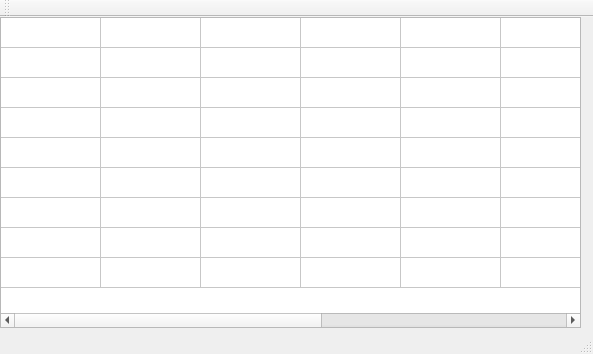
This is mainwindow.ui in JohnSitarski/QT-Sudoku as Qt 5 draws it before an edit. The edited form follows.
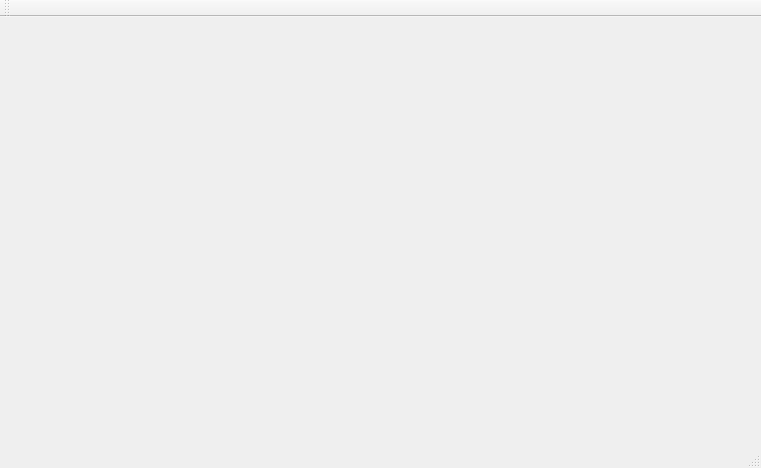
This is the edited form.

The edit to the form file:
```diff
--- a/mainwindow.ui
+++ b/mainwindow.ui
@@ -6,56 +6,37 @@
    <rect>
     <x>0</x>
     <y>0</y>
-    <width>593</width>
-    <height>354</height>
+    <width>761</width>
+    <height>468</height>
    </rect>
   </property>
   <property name="windowTitle">
    <string>MainWindow</string>
   </property>
   <widget class="QWidget" name="centralWidget">
-   <widget class="QTableWidget" name="tableWidget">
+   <widget class="QWidget" name="gridLayoutWidget">
     <property name="geometry">
      <rect>
       <x>0</x>
       <y>0</y>
-      <width>581</width>
-      <height>311</height>
+      <width>761</width>
+      <height>421</height>
      </rect>
     </property>
-    <property name="contextMenuPolicy">
-     <enum>Qt::ActionsContextMenu</enum>
-    </property>
-    <property name="rowCount">
-     <number>9</number>
-    </property>
-    <property name="columnCount">
-     <number>9</number>
-    </property>
-    <attribute name="horizontalHeaderVisible">
-     <bool>false</bool>
-    </attribute>
-    <attribute name="verticalHeaderVisible">
-     <bool>false</bool>
-    </attribute>
-    <row/>
-    <row/>
-    <row/>
-    <row/>
-    <row/>
-    <row/>
-    <row/>
-    <row/>
-    <row/>
-    <column/>
-    <column/>
-    <column/>
-    <column/>
-    <column/>
-    <column/>
-    <column/>
-    <column/>
-    <column/>
+    <layout class="QGridLayout" name="gridLayout" rowminimumheight="0" columnminimumwidth="0">
+     <property name="leftMargin">
+      <number>5</number>
+     </property>
+     <property name="topMargin">
+      <number>5</number>
+     </property>
+     <property name="rightMargin">
+      <number>5</number>
+     </property>
+     <property name="bottomMargin">
+      <number>5</number>
+     </property>
+    </layout>
    </widget>
   </widget>
   <widget class="QMenuBar" name="menuBar">
```
Left out of the diff: 2 changed lines with no effect on the pictures.
